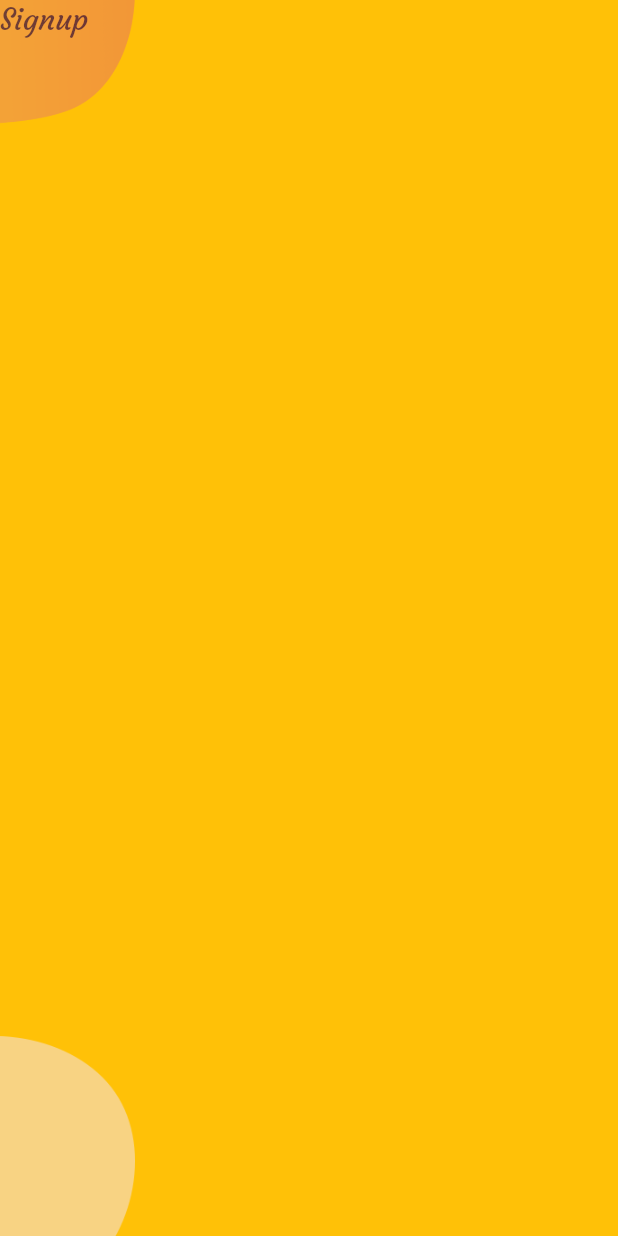
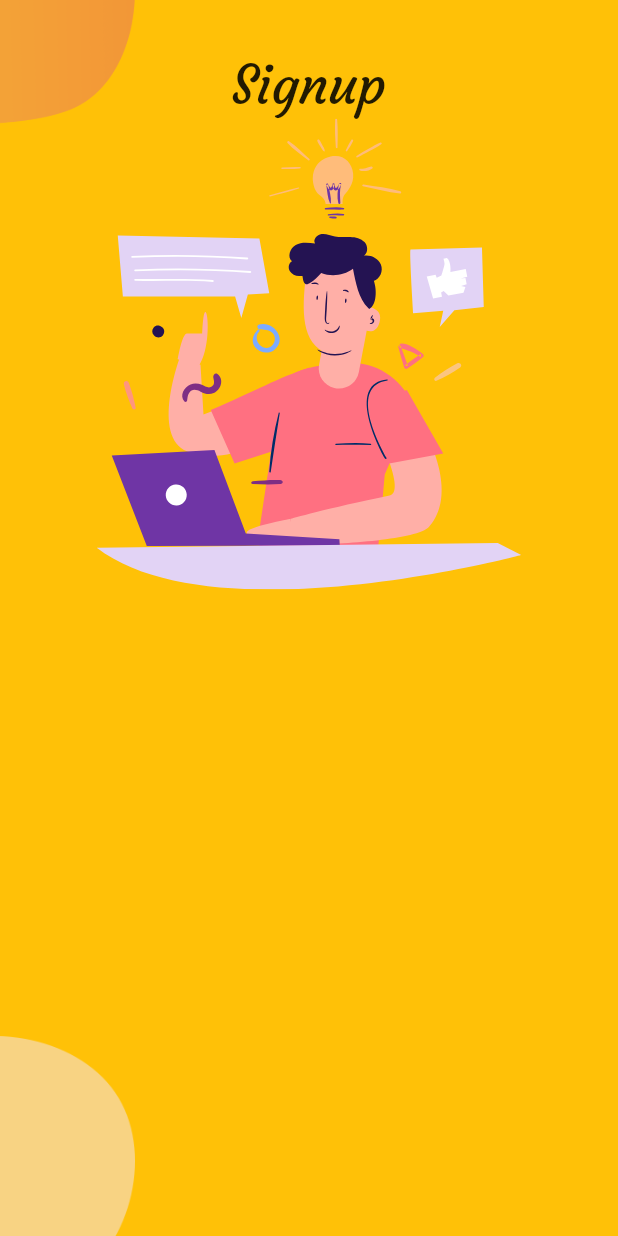
Before and after one commit to ZEDTARIK/flutte_apps_login, a Flutter app: the Signup screen opened by its route, on a phone screen of 412 x 824 dp. Run offline on Flutter 3.47's test engine with Material 2 defaults, Android fonts, the phone set to English and light mode, and no system bars; our stand-ins replace flutter_svg.

Commit message:
Add pictures in page Singup

```diff
--- a/lib/pages/signup.dart
+++ b/lib/pages/signup.dart
@@ -1,4 +1,7 @@
+// ignore_for_file: prefer_const_constructors
+
 import 'package:flutter/material.dart';
+import 'package:flutter_svg/flutter_svg.dart';
 
 class Signup extends StatelessWidget {
   const Signup({Key? key}) : super(key: key);
@@ -13,13 +16,21 @@ class Signup extends StatelessWidget {
           color: Colors.amber,
           child: Stack(
             children: [
-              Column(
-                children: const [
-                  Text(
-                    "Signup",
-                    style: TextStyle(fontSize: 20, fontFamily: "myFont"),
-                  ),
-                ],
+              SizedBox(
+                width: double.infinity,
+                height: double.infinity,
+                child: Column(
+                  children: [
+                    SizedBox(
+                      height: 35,
+                    ),
+                    Text(
+                      "Signup",
+                      style: TextStyle(fontSize: 35, fontFamily: "myFont"),
+                    ),
+                    SvgPicture.asset("assets/icons/signup.svg")
+                  ],
+                ),
               ),
               Positioned(
                   child: Image.asset(
```
